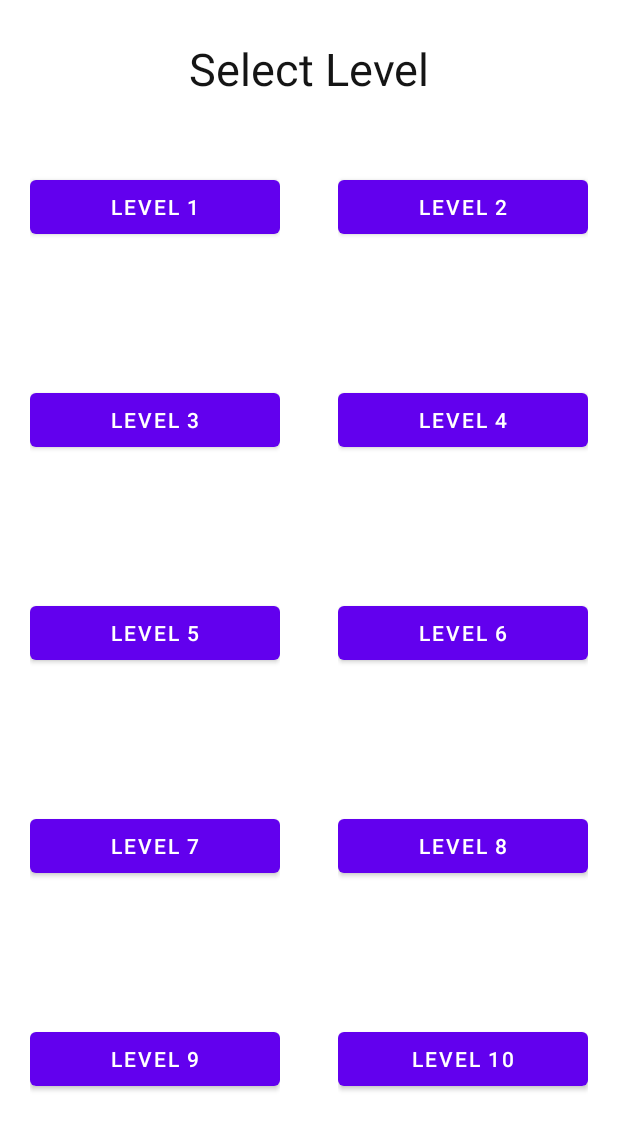
After one commit to felix-prava/AndroidMobileGameApp, an Android app: the SelectLevelActivity screen opened directly, with no data from a screen before it, on a phone screen of 412 x 824 dp. The commit adds this screen. Shown: the top 1130 px of the screen. Run offline under Robolectric (Android 15) with nearby library versions, the phone set to English and light mode, and no system bars.

Commit message:
Add game levels

```diff
--- /dev/null
+++ b/app/src/main/java/com/example/myapplication/SelectLevelActivity.java
@@ -0,0 +1,153 @@
+package com.example.myapplication;
+
+import androidx.appcompat.app.AlertDialog;
+import androidx.appcompat.app.AppCompatActivity;
+
+import android.content.Context;
+import android.content.Intent;
+import android.content.SharedPreferences;
+import android.os.Bundle;
+import android.view.View;
+import android.widget.Button;
+
+public class SelectLevelActivity extends AppCompatActivity {
+
+    private Button buttonLevel1, buttonLevel2, buttonLevel3, buttonLevel4, buttonLevel5;
+    private Button buttonLevel6, buttonLevel7, buttonLevel8, buttonLevel9, buttonLevel10;
+    private SharedPreferences sharedPreferences;
+
+    @Override
+    protected void onCreate(Bundle savedInstanceState) {
+        super.onCreate(savedInstanceState);
+        setContentView(R.layout.activity_select_level);
+
+        sharedPreferences = this.getSharedPreferences("game", Context.MODE_PRIVATE);
+        int level = sharedPreferences.getInt("level", 1);
+
+        buttonLevel1 = findViewById(R.id.buttonLevel1);
+        buttonLevel2 = findViewById(R.id.buttonLevel2);
+        buttonLevel3 = findViewById(R.id.buttonLevel3);
+        buttonLevel4 = findViewById(R.id.buttonLevel4);
+        buttonLevel5 = findViewById(R.id.buttonLevel5);
+        buttonLevel6 = findViewById(R.id.buttonLevel6);
+        buttonLevel7 = findViewById(R.id.buttonLevel7);
+        buttonLevel8 = findViewById(R.id.buttonLevel8);
+        buttonLevel9 = findViewById(R.id.buttonLevel9);
+        buttonLevel10 = findViewById(R.id.buttonLevel10);
+
+        buttonLevel1.setOnClickListener(v -> {
+            Intent intent = new Intent(SelectLevelActivity.this, MainActivity.class);
+            intent.putExtra("targetScore", 100);
+            intent.putExtra("level", 1  );
+            startActivity(intent);
+        });
+
+        buttonLevel2.setOnClickListener(v -> {
+            if (level >= 2) {
+                Intent intent = new Intent(SelectLevelActivity.this, MainActivity.class);
+                intent.putExtra("targetScore", 150);
+                intent.putExtra("level", 2  );
+                startActivity(intent);
+            } else {
+                levelIsLocked(1);
+            }
+        });
+
+        buttonLevel3.setOnClickListener(v -> {
+            if (level >= 3) {
+                Intent intent = new Intent(SelectLevelActivity.this, MainActivity.class);
+                intent.putExtra("targetScore", 200);
+                intent.putExtra("level", 3 );
+                startActivity(intent);
+            } else {
+                levelIsLocked(2);
+            }
+        });
+
+        buttonLevel4.setOnClickListener(v -> {
+            if (level >= 4) {
+                Intent intent = new Intent(SelectLevelActivity.this, MainActivity.class);
+                intent.putExtra("targetScore", 250);
+                intent.putExtra("level", 4 );
+                startActivity(intent);
+            } else {
+                levelIsLocked(3);
+            }
+        });
+
+        buttonLevel5.setOnClickListener(v -> {
+            if (level >= 5) {
+                Intent intent = new Intent(SelectLevelActivity.this, MainActivity.class);
+                intent.putExtra("targetScore", 300);
+                intent.putExtra("level", 5 );
+                startActivity(intent);
+            } else {
+                levelIsLocked(4);
+            }
+        });
+
+        buttonLevel6.setOnClickListener(v -> {
+            if (level >= 6) {
+                Intent intent = new Intent(SelectLevelActivity.this, MainActivity.class);
+                intent.putExtra("targetScore", 350);
+                intent.putExtra("level", 6 );
+                startActivity(intent);
+            } else {
+                levelIsLocked(5);
+            }
+        });
+
+        buttonLevel7.setOnClickListener(v -> {
+            if (level >= 7) {
+                Intent intent = new Intent(SelectLevelActivity.this, MainActivity.class);
+                intent.putExtra("targetScore", 400);
+                intent.putExtra("level", 7 );
+                startActivity(intent);
+            } else {
+                levelIsLocked(5);
+            }
+        });
+
+        buttonLevel8.setOnClickListener(v -> {
+            if (level >= 8) {
+                Intent intent = new Intent(SelectLevelActivity.this, MainActivity.class);
+                intent.putExtra("targetScore", 450);
+                intent.putExtra("level", 8 );
+                startActivity(intent);
+            } else {
+                levelIsLocked(7);
+            }
+        });
+
+        buttonLevel9.setOnClickListener(v -> {
+            if (level >= 9) {
+                Intent intent = new Intent(SelectLevelActivity.this, MainActivity.class);
+                intent.putExtra("targetScore", 500);
+                intent.putExtra("level", 9 );
+                startActivity(intent);
+            } else {
+                levelIsLocked(8);
+            }
+        });
+
+        buttonLevel10.setOnClickListener(v -> {
+            if (level >= 10) {
+                Intent intent = new Intent(SelectLevelActivity.this, MainActivity.class);
+                intent.putExtra("targetScore", 10000);
+                intent.putExtra("level", 10 );
+                startActivity(intent);
+            } else {
+                levelIsLocked(9);
+            }
+        });
+    }
+
+    public void levelIsLocked(int level) {
+        AlertDialog.Builder builder = new AlertDialog.Builder(SelectLevelActivity.this);
+        builder.setTitle("Level Unlocked");
+        builder.setMessage("You must first finish level " + level);
+        builder.setCancelable(false);
+        builder.setPositiveButton("OK", (dialog, which) -> dialog.cancel());
+        builder.create().show();
+    }
+}
--- /dev/null
+++ b/app/src/main/res/layout/activity_select_level.xml
@@ -0,0 +1,156 @@
+<?xml version="1.0" encoding="utf-8"?>
+<androidx.constraintlayout.widget.ConstraintLayout xmlns:android="http://schemas.android.com/apk/res/android"
+    xmlns:app="http://schemas.android.com/apk/res-auto"
+    xmlns:tools="http://schemas.android.com/tools"
+    android:layout_width="match_parent"
+    android:layout_height="match_parent"
+    tools:context=".SelectLevelActivity">
+
+    <androidx.constraintlayout.widget.ConstraintLayout
+        android:layout_width="match_parent"
+        android:layout_height="match_parent"
+        android:layout_marginStart="225dp"
+        android:layout_marginTop="20dp"
+        android:layout_marginEnd="20dp"
+        app:layout_constraintEnd_toEndOf="parent"
+        app:layout_constraintStart_toStartOf="parent"
+        app:layout_constraintTop_toTopOf="parent">
+
+        <Button
+            android:id="@+id/buttonLevel2"
+            android:layout_width="match_parent"
+            android:layout_height="wrap_content"
+            android:text="Level 2"
+            app:layout_constraintBottom_toTopOf="@+id/buttonLevel4"
+            app:layout_constraintEnd_toEndOf="parent"
+            app:layout_constraintHorizontal_bias="0.5"
+            app:layout_constraintStart_toStartOf="parent"
+            app:layout_constraintTop_toTopOf="parent" />
+
+        <Button
+            android:id="@+id/buttonLevel4"
+            android:layout_width="match_parent"
+            android:layout_height="wrap_content"
+            android:text="Level 4"
+            app:layout_constraintBottom_toTopOf="@+id/buttonLevel6"
+            app:layout_constraintEnd_toEndOf="parent"
+            app:layout_constraintHorizontal_bias="0.5"
+            app:layout_constraintStart_toStartOf="parent"
+            app:layout_constraintTop_toBottomOf="@+id/buttonLevel2" />
+
+        <Button
+            android:id="@+id/buttonLevel6"
+            android:layout_width="match_parent"
+            android:layout_height="wrap_content"
+            android:text="Level 6"
+            app:layout_constraintBottom_toTopOf="@+id/buttonLevel8"
+            app:layout_constraintEnd_toEndOf="parent"
+            app:layout_constraintHorizontal_bias="0.5"
+            app:layout_constraintStart_toStartOf="parent"
+            app:layout_constraintTop_toBottomOf="@+id/buttonLevel4" />
+
+        <Button
+            android:id="@+id/buttonLevel8"
+            android:layout_width="match_parent"
+            android:layout_height="wrap_content"
+            android:text="Level 8"
+            app:layout_constraintBottom_toTopOf="@+id/buttonLevel10"
+            app:layout_constraintEnd_toEndOf="parent"
+            app:layout_constraintHorizontal_bias="0.5"
+            app:layout_constraintStart_toStartOf="parent"
+            app:layout_constraintTop_toBottomOf="@+id/buttonLevel6" />
+
+        <Button
+            android:id="@+id/buttonLevel10"
+            android:layout_width="match_parent"
+            android:layout_height="wrap_content"
+            android:text="Level 10"
+            app:layout_constraintBottom_toBottomOf="parent"
+            app:layout_constraintEnd_toEndOf="parent"
+            app:layout_constraintHorizontal_bias="0.5"
+            app:layout_constraintStart_toStartOf="parent"
+            app:layout_constraintTop_toBottomOf="@+id/buttonLevel8" />
+    </androidx.constraintlayout.widget.ConstraintLayout>
+
+    <androidx.constraintlayout.widget.ConstraintLayout
+        android:layout_width="match_parent"
+        android:layout_height="match_parent"
+        android:layout_marginStart="20dp"
+        android:layout_marginTop="20dp"
+        android:layout_marginEnd="225dp"
+        app:layout_constraintEnd_toEndOf="parent"
+        app:layout_constraintStart_toStartOf="parent"
+        app:layout_constraintTop_toTopOf="parent">
+
+        <Button
+            android:id="@+id/buttonLevel3"
+            android:layout_width="match_parent"
+            android:layout_height="wrap_content"
+            android:text="Level 3"
+            app:layout_constraintBottom_toTopOf="@+id/buttonLevel5"
+            app:layout_constraintEnd_toEndOf="parent"
+            app:layout_constraintHorizontal_bias="0.5"
+            app:layout_constraintStart_toStartOf="parent"
+            app:layout_constraintTop_toBottomOf="@+id/buttonLevel1" />
+
+        <Button
+            android:id="@+id/buttonLevel5"
+            android:layout_width="match_parent"
+            android:layout_height="wrap_content"
+            android:text="Level 5"
+            app:layout_constraintBottom_toTopOf="@+id/buttonLevel7"
+            app:layout_constraintEnd_toEndOf="parent"
+            app:layout_constraintHorizontal_bias="0.5"
+            app:layout_constraintStart_toStartOf="parent"
+            app:layout_constraintTop_toBottomOf="@+id/buttonLevel3"
+            app:layout_constraintVertical_bias="0.758" />
+
+        <Button
+            android:id="@+id/buttonLevel1"
+            android:layout_width="match_parent"
+            android:layout_height="wrap_content"
+            android:text="Level 1"
+            app:layout_constraintBottom_toTopOf="@+id/buttonLevel3"
+            app:layout_constraintEnd_toEndOf="parent"
+            app:layout_constraintHorizontal_bias="0.5"
+            app:layout_constraintStart_toStartOf="parent"
+            app:layout_constraintTop_toTopOf="parent"
+            app:layout_constraintVertical_bias="0.273" />
+
+        <Button
+            android:id="@+id/buttonLevel9"
+            android:layout_width="match_parent"
+            android:layout_height="wrap_content"
+            android:text="Level 9"
+            app:layout_constraintBottom_toBottomOf="parent"
+            app:layout_constraintEnd_toEndOf="parent"
+            app:layout_constraintHorizontal_bias="0.5"
+            app:layout_constraintStart_toStartOf="parent"
+            app:layout_constraintTop_toBottomOf="@+id/buttonLevel7"
+            app:layout_constraintVertical_bias="0.76" />
+
+        <Button
+            android:id="@+id/buttonLevel7"
+            android:layout_width="match_parent"
+            android:layout_height="wrap_content"
+            android:text="Level 7"
+            app:layout_constraintBottom_toTopOf="@+id/buttonLevel9"
+            app:layout_constraintEnd_toEndOf="parent"
+            app:layout_constraintHorizontal_bias="0.5"
+            app:layout_constraintStart_toStartOf="parent"
+            app:layout_constraintTop_toBottomOf="@+id/buttonLevel5" />
+
+    </androidx.constraintlayout.widget.ConstraintLayout>
+
+    <TextView
+        android:layout_width="wrap_content"
+        android:layout_height="wrap_content"
+        android:layout_marginTop="25dp"
+        android:text="Select Level"
+        android:textColor="#151515"
+        android:textSize="30sp"
+        app:layout_constraintEnd_toEndOf="parent"
+        app:layout_constraintStart_toStartOf="parent"
+        app:layout_constraintTop_toTopOf="parent" />
+
+</androidx.constraintlayout.widget.ConstraintLayout>
```
Also changed, not shown: app/src/main/AndroidManifest.xml (+5 -2 lines), app/src/main/java/com/example/myapplication/GameActivity.java (+10 -2 lines), app/src/main/java/com/example/myapplication/MainActivity.java (+6 -8 lines), app/src/main/java/com/example/myapplication/MainMenuActivity.java (+12 -2 lines), app/src/main/java/com/example/myapplication/ResultActivity.java (+18 -18 lines).
